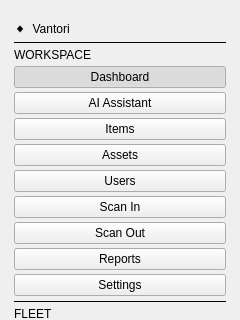
The window that InventoryQtApp/SidebarWidget.ui (Felipeact/InventoryQtApp) describes before a commit, drawn with Qt 5; both pictures show x 0 to 240 and y 0 to 320 of the 240 by 820 pixel window.
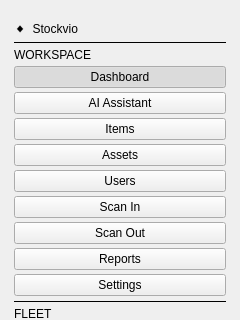
The same window after the commit.

Commit message: Rebrand Vantori -> Stockvio (mobile, desktop, installer, docs)

```diff
--- a/InventoryQtApp/SidebarWidget.ui
+++ b/InventoryQtApp/SidebarWidget.ui
@@ -16,7 +16,7 @@
    <!-- Brand -->
    <item>
     <widget class="QLabel" name="logoLabel">
-     <property name="text"><string>◆  Vantori</string></property>
+     <property name="text"><string>◆  Stockvio</string></property>
     </widget>
    </item>
    <item>
```
The commit also changes 17 other files.
